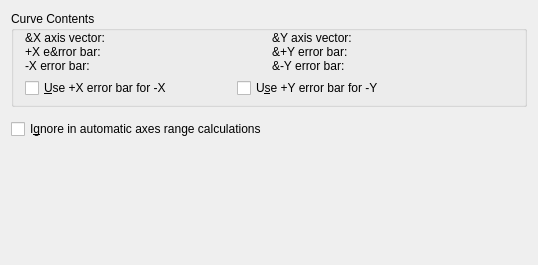
Above: src/libkstapp/curvetab.ui from Kst-plot/kst before the change. Below: the same form after it.
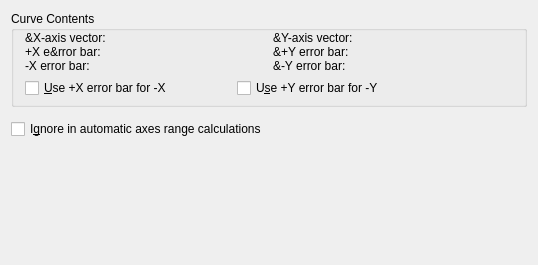
That is the form after the change. Custom widgets are drawn as their Qt base class.

Patch:
```diff
--- a/src/libkstapp/curvetab.ui
+++ b/src/libkstapp/curvetab.ui
@@ -33,8 +33,8 @@
           <verstretch>0</verstretch>
          </sizepolicy>
         </property>
-        <property name="text" >
-         <string>&amp;X axis vector:</string>
+        <property name="text">
+         <string>&amp;X-axis vector:</string>
         </property>
         <property name="wordWrap" >
          <bool>false</bool>
@@ -52,8 +52,8 @@
           <verstretch>0</verstretch>
          </sizepolicy>
         </property>
-        <property name="text" >
-         <string>&amp;Y axis vector:</string>
+        <property name="text">
+         <string>&amp;Y-axis vector:</string>
         </property>
         <property name="wordWrap" >
          <bool>false</bool>
@@ -212,7 +212,7 @@
    </item>
   </layout>
  </widget>
- <layoutdefault spacing="6" margin="11" />
+ <layoutdefault spacing="6" margin="11"/>
  <customwidgets>
   <customwidget>
    <class>Kst::VectorSelector</class>
```
Left out of the diff: 149 changed lines with no effect on the pictures.
